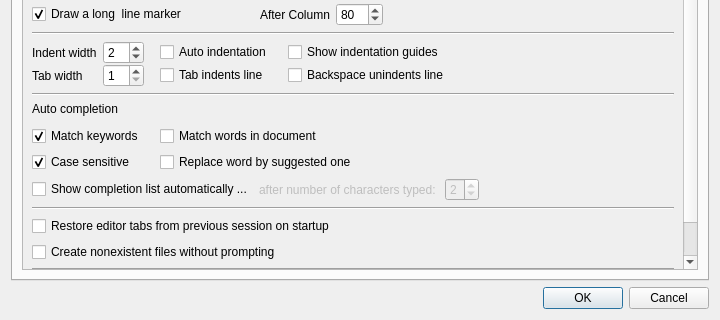
Before: the Qt Designer form libgui/src/settings-dialog.ui in ctaggart/octave, drawn with Qt 5; both pictures show x 0 to 720 and y 160 to 480 of the 720 by 480 pixel window.
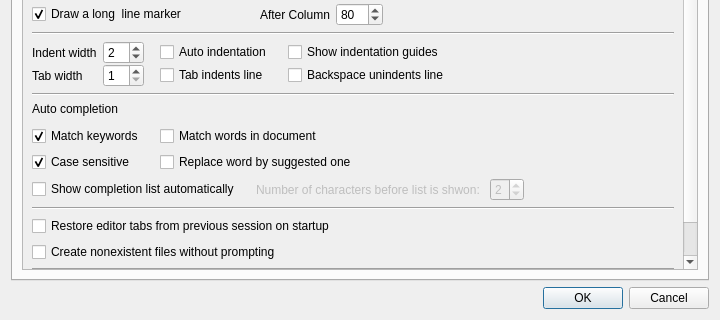
After: the same form once the commit is applied.

Commit message:
* settings-dialog.ui: minor text corrections
branch : gui-release

Diff of the .ui file:
```diff
--- a/libgui/src/settings-dialog.ui
+++ b/libgui/src/settings-dialog.ui
@@ -900,17 +900,17 @@
                </item>
                <item row="3" column="1">
                 <layout class="QGridLayout" name="gridLayout_10">
-                 <item row="0" column="1">
-                  <widget class="QLabel" name="editor_label_ac_threshold">
-                   <property name="enabled">
-                    <bool>false</bool>
-                   </property>
-                   <property name="text">
-                    <string>after number of characters typed: </string>
-                   </property>
-                  </widget>
-                 </item>
                  <item row="0" column="2">
+                  <widget class="QLabel" name="editor_label_ac_threshold">
+                   <property name="enabled">
+                    <bool>false</bool>
+                   </property>
+                   <property name="text">
+                    <string>Number of characters before list is shwon: </string>
+                   </property>
+                  </widget>
+                 </item>
+                 <item row="0" column="3">
                   <widget class="QSpinBox" name="editor_spinbox_ac_threshold">
                    <property name="enabled">
                     <bool>false</bool>
@@ -935,7 +935,7 @@
                    </property>
                   </widget>
                  </item>
-                 <item row="0" column="3">
+                 <item row="0" column="4">
                   <spacer name="horizontalSpacer_2">
                    <property name="orientation">
                     <enum>Qt::Horizontal</enum>
@@ -954,13 +954,29 @@
                     <bool>true</bool>
                    </property>
                    <property name="text">
-                    <string>Show completion list automatically ...</string>
+                    <string>Show completion list automatically</string>
                    </property>
                    <property name="checked">
                     <bool>false</bool>
                    </property>
                   </widget>
                  </item>
+                 <item row="0" column="1">
+                  <spacer name="horizontalSpacer_31">
+                   <property name="orientation">
+                    <enum>Qt::Horizontal</enum>
+                   </property>
+                   <property name="sizeType">
+                    <enum>QSizePolicy::Fixed</enum>
+                   </property>
+                   <property name="sizeHint" stdset="0">
+                    <size>
+                     <width>10</width>
+                     <height>0</height>
+                    </size>
+                   </property>
+                  </spacer>
+                 </item>
                 </layout>
                </item>
               </layout>
```
